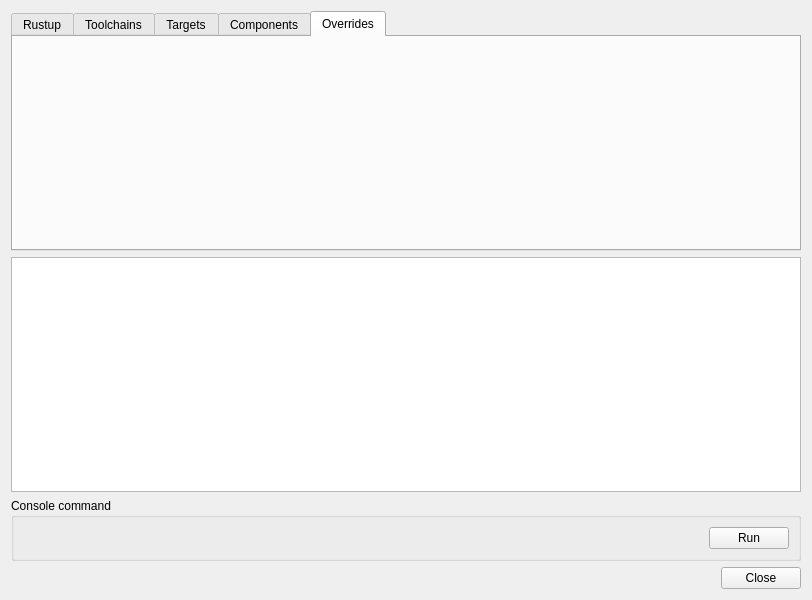
krre/afterglow, file Source/UI/RustInstaller.ui: the form before one commit.
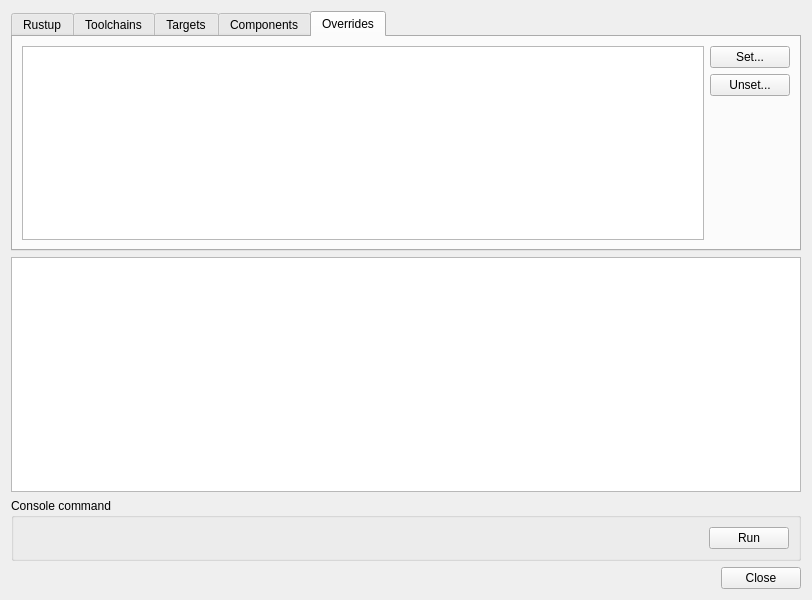
The form after the commit. The open tabs and pages were chosen to show the change.

Commit message: Add content of Overrides tab in Rust Installer window

The edit to the form file:
```diff
--- a/Source/UI/RustInstaller.ui
+++ b/Source/UI/RustInstaller.ui
@@ -235,6 +235,42 @@
       <attribute name="title">
        <string>Overrides</string>
       </attribute>
+      <layout class="QHBoxLayout" name="horizontalLayout_7">
+       <item>
+        <widget class="QListView" name="listViewOverrides"/>
+       </item>
+       <item>
+        <layout class="QVBoxLayout" name="verticalLayout_6">
+         <item>
+          <widget class="QPushButton" name="pushButtonSetOverride">
+           <property name="text">
+            <string>Set...</string>
+           </property>
+          </widget>
+         </item>
+         <item>
+          <widget class="QPushButton" name="pushButtonUnsetOverride">
+           <property name="text">
+            <string>Unset...</string>
+           </property>
+          </widget>
+         </item>
+         <item>
+          <spacer name="verticalSpacer_5">
+           <property name="orientation">
+            <enum>Qt::Vertical</enum>
+           </property>
+           <property name="sizeHint" stdset="0">
+            <size>
+             <width>20</width>
+             <height>40</height>
+            </size>
+           </property>
+          </spacer>
+         </item>
+        </layout>
+       </item>
+      </layout>
      </widget>
     </widget>
    </item>
```
Left out of the diff: 2 changed lines with no effect on the pictures.
